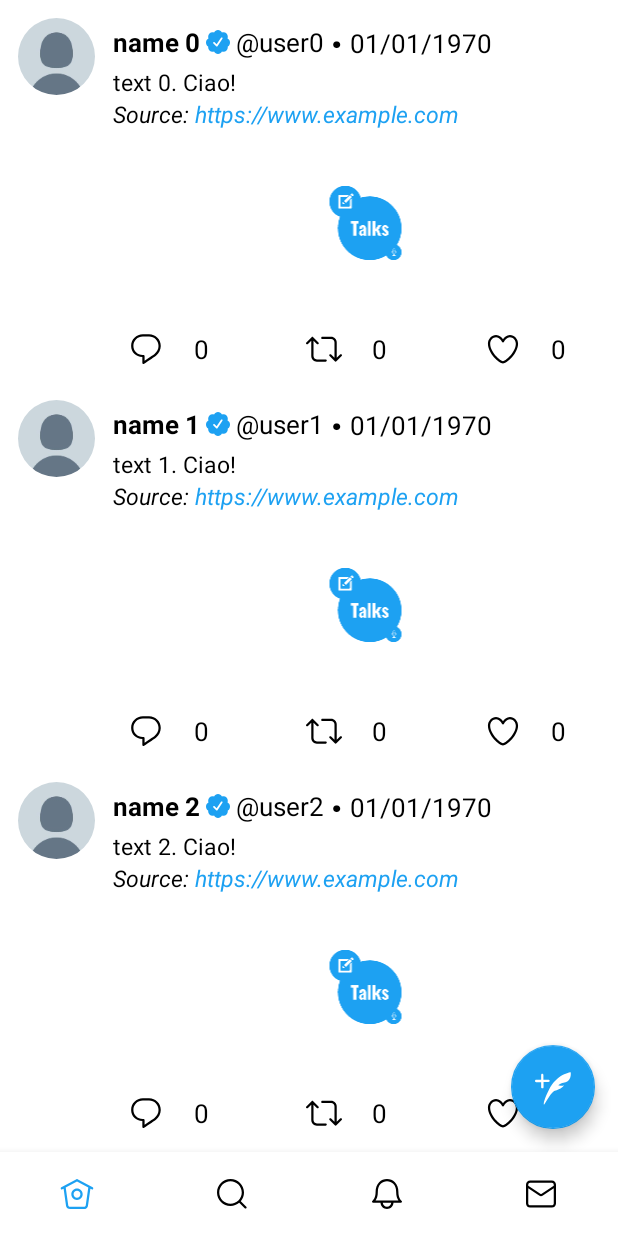
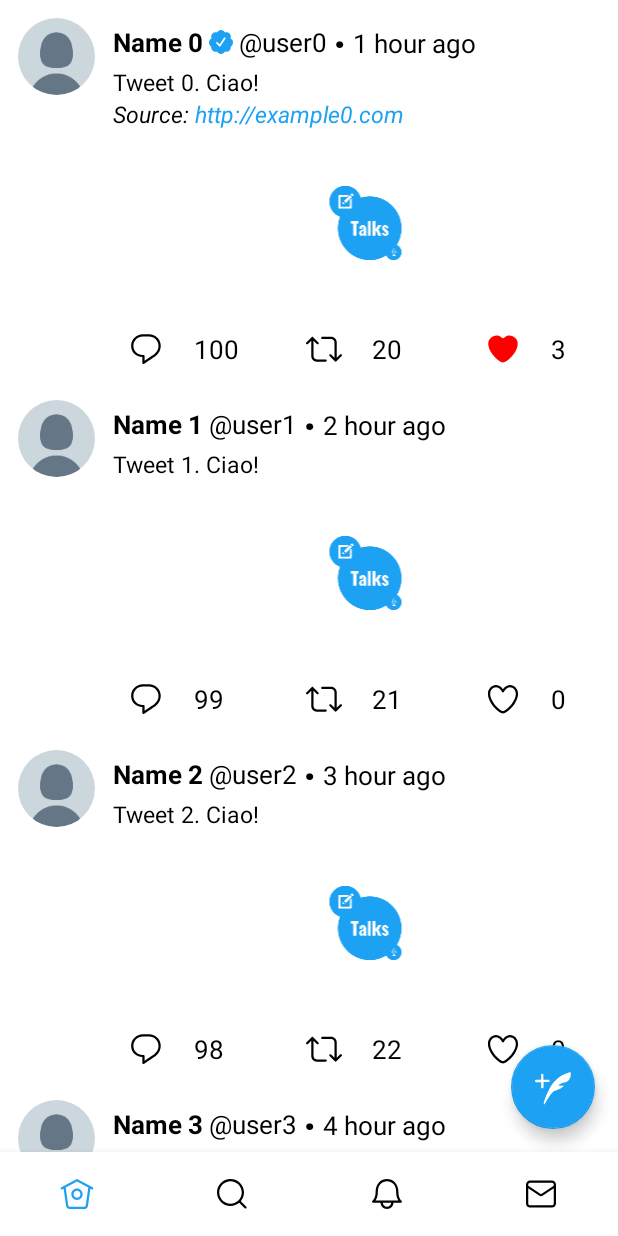
Before and after one commit to vellons/TwitterClone, an Android app: the HomeFragment screen opened directly, with no data from a screen before it, on a phone screen of 412 x 824 dp. Run offline under Robolectric (Android 15) with nearby library versions, the phone set to English and light mode, and no system bars; our stand-ins replace navigation-ui.

Commit message:
RecyclerView improvement

```diff
--- a/app/src/main/java/it/uninsubria/pdm/vellons/twitterclone/tweet/Tweet.kt
+++ b/app/src/main/java/it/uninsubria/pdm/vellons/twitterclone/tweet/Tweet.kt
@@ -1,7 +1,16 @@
 package it.uninsubria.pdm.vellons.twitterclone.tweet
 
 data class Tweet(
+    val position: Number,
+    val id: String,
     val name: String,
     val username: String,
-    val text: String
+    val userVerified: Boolean = false,
+    val displayDate: String,
+    val text: String = "",
+    val source: String = "",
+    val commentCount: Number = 0,
+    val retweetCount: Number = 0,
+    val likeCount: Number = 0,
+    val hasUserLike: Boolean = false,
 )
--- a/app/src/main/java/it/uninsubria/pdm/vellons/twitterclone/tweet/TweetAdapter.kt
+++ b/app/src/main/java/it/uninsubria/pdm/vellons/twitterclone/tweet/TweetAdapter.kt
@@ -5,6 +5,7 @@ import android.view.LayoutInflater
 import android.view.View
 import android.view.ViewGroup
 import android.widget.ImageButton
+import android.widget.ImageView
 import android.widget.TextView
 import androidx.recyclerview.widget.RecyclerView
 import it.uninsubria.pdm.vellons.twitterclone.R
@@ -14,12 +15,20 @@ class TweetAdapter(private val tweetList: List<Tweet>) :
     RecyclerView.Adapter<TweetAdapter.TweetViewHolder>() {
 
     class TweetViewHolder(itemView: View) : RecyclerView.ViewHolder(itemView) {
-        val name: TextView = itemView.findViewById<TextView>(R.id.textViewName)
-        val username: TextView = itemView.findViewById<TextView>(R.id.textViewUsername)
-        val text: TextView = itemView.findViewById<TextView>(R.id.text)
+        val name: TextView = itemView.findViewById(R.id.textViewName)
+        val username: TextView = itemView.findViewById(R.id.textViewUsername)
+        val verifiedBadge: ImageView = itemView.findViewById(R.id.imageViewVerifiedBadge)
+        val date: TextView = itemView.findViewById(R.id.textViewTime)
+        val text: TextView = itemView.findViewById(R.id.text)
+        val sourceLbl: TextView = itemView.findViewById(R.id.textViewSource)
+        val source: TextView = itemView.findViewById(R.id.textViewSourceLink)
+        val commentCount: TextView = itemView.findViewById(R.id.textViewCommentCount)
+        val retweetCount: TextView = itemView.findViewById(R.id.textViewRetweetCount)
+        val likeCount: TextView = itemView.findViewById(R.id.textViewLikeCount)
+        val likeImage: ImageButton = itemView.findViewById(R.id.imageButtonLike)
 
         init {
-            itemView.findViewById<ImageButton>(R.id.imageButtonLike).setOnClickListener {
+            likeImage.setOnClickListener {
                 val imageButtonLike: ImageButton = itemView.findViewById(R.id.imageButtonLike)
                 imageButtonLike.setImageResource(R.drawable.ic_like_full_24)
             }
@@ -31,7 +40,26 @@ class TweetAdapter(private val tweetList: List<Tweet>) :
         val currentItem = tweetList[position]
         holder.name.text = currentItem.name
         holder.username.text = "@" + currentItem.username
+        holder.verifiedBadge.visibility = if (currentItem.userVerified) View.VISIBLE else View.GONE
+        holder.date.text = currentItem.displayDate
         holder.text.text = currentItem.text
+        holder.source.text = currentItem.source
+        if (currentItem.source !== "") {
+            holder.source.visibility = View.VISIBLE
+            holder.sourceLbl.visibility = View.VISIBLE
+        } else {
+            holder.source.visibility = View.GONE
+            holder.sourceLbl.visibility = View.GONE
+        }
+        holder.commentCount.text = currentItem.commentCount.toString()
+        holder.retweetCount.text = currentItem.retweetCount.toString()
+        holder.likeCount.text = currentItem.likeCount.toString()
+        if (currentItem.hasUserLike) {
+            holder.likeImage.setImageResource(R.drawable.ic_like_full_24)
+            holder.likeImage.isActivated = true
+        } else {
+            holder.likeImage.setImageResource(R.drawable.ic_like_outline_24)
+        }
     }
 
     override fun onCreateViewHolder(parent: ViewGroup, viewType: Int): TweetViewHolder {
--- a/app/src/main/java/it/uninsubria/pdm/vellons/twitterclone/ui/home/HomeFragment.kt
+++ b/app/src/main/java/it/uninsubria/pdm/vellons/twitterclone/ui/home/HomeFragment.kt
@@ -21,7 +21,7 @@ class HomeFragment : Fragment() {
         container: ViewGroup?,
         savedInstanceState: Bundle?
     ): View? {
-        val tweetList = generateSampleList(20)
+        val tweetList = generateSampleList(50)
         homeViewModel = ViewModelProvider(this).get(HomeViewModel::class.java)
         val root = inflater.inflate(R.layout.fragment_home, container, false)
         val recyclerView: RecyclerView = root.findViewById(R.id.recycler_view_home_tweet)
@@ -33,12 +33,20 @@ class HomeFragment : Fragment() {
 
     private fun generateSampleList(size: Int): List<Tweet> {
         val list = ArrayList<Tweet>()
-
         for (i in 0 until size) {
             val item = Tweet(
-                name = "name $i",
+                position = i,
+                id = i.toString(),
+                name = "Name $i",
                 username = "user$i",
-                text = "text $i. Ciao!",
+                userVerified = i % 5 == 0,
+                displayDate = (i + 1).toString() + " hour ago",
+                text = "Tweet $i. Ciao!",
+                source = if (i % 4 == 0) "http://example$i.com" else "",
+                commentCount = 100 - i,
+                retweetCount = 20 + i,
+                likeCount = if (i % 3 == 0) i + 3 else 0,
+                hasUserLike = i % 6 == 0
             )
             list += item
         }
```
